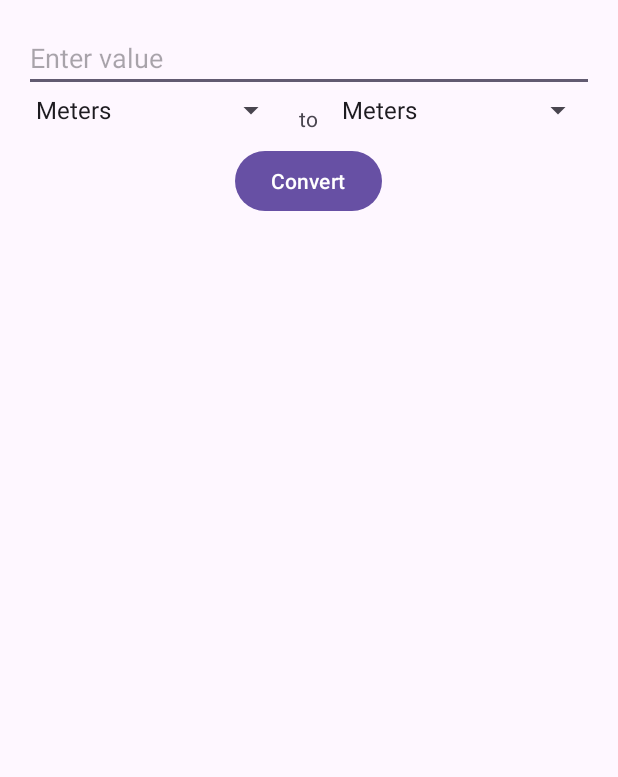
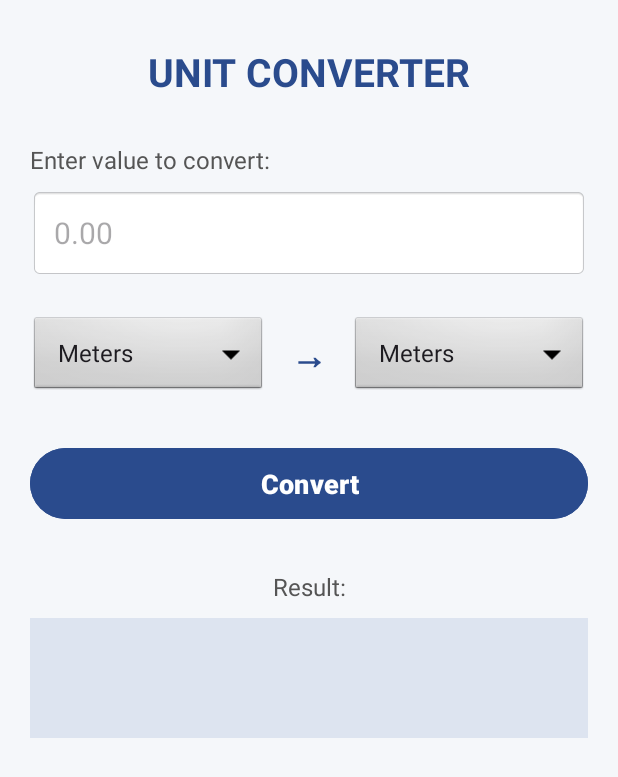
Before and after one commit to Seyigb/Kotlin-Unit-Converter-app, an Android app: the screen it shows after launch (MainActivity), on a phone screen of 412 x 824 dp. Shown: the top 777 px of the screen. Run offline under Robolectric (Android 15) with nearby library versions, the phone set to English and light mode, and no system bars.

Commit message:
Improved UI design with better colors and layout

```diff
--- a/app/src/main/res/layout/activity_main.xml
+++ b/app/src/main/res/layout/activity_main.xml
@@ -4,56 +4,116 @@
     android:layout_width="match_parent"
     android:layout_height="match_parent"
     android:orientation="vertical"
-    android:padding="16dp"
+    android:padding="20dp"
+    android:background="#F5F7FA"
     tools:context=".MainActivity">
+
+    <!-- Header -->
+    <TextView
+        android:layout_width="match_parent"
+        android:layout_height="wrap_content"
+        android:text="Unit Converter"
+        android:textColor="#2A4B8D"
+        android:textSize="26sp"
+        android:textStyle="bold"
+        android:gravity="center"
+        android:layout_marginTop="10dp"
+        android:layout_marginBottom="30dp"
+        android:textAllCaps="true" />
+
+    <!-- Input Section -->
+    <TextView
+        android:layout_width="match_parent"
+        android:layout_height="wrap_content"
+        android:text="Enter value to convert:"
+        android:textColor="#555555"
+        android:textSize="16sp"
+        android:layout_marginBottom="8dp" />
 
     <EditText
         android:id="@+id/inputValue"
         android:layout_width="match_parent"
-        android:layout_height="wrap_content"
-        android:hint="Enter value"
-        android:inputType="numberDecimal" />
+        android:layout_height="60dp"
+        android:hint="0.00"
+        android:inputType="numberDecimal"
+        android:background="@android:drawable/editbox_background_normal"
+        android:textColor="#000000"
+        android:textSize="20sp"
+        android:paddingStart="16dp"
+        android:paddingEnd="16dp"
+        android:gravity="center_vertical"
+        android:layout_marginBottom="24dp" />
 
+    <!-- Conversion Selection -->
     <LinearLayout
         android:layout_width="match_parent"
         android:layout_height="wrap_content"
-        android:orientation="horizontal">
+        android:orientation="horizontal"
+        android:gravity="center_vertical"
+        android:layout_marginBottom="30dp">
 
         <Spinner
             android:id="@+id/fromUnitSpinner"
             android:layout_width="0dp"
-            android:layout_height="wrap_content"
-            android:layout_weight="1" />
+            android:layout_height="55dp"
+            android:layout_weight="1"
+            android:background="@android:drawable/btn_dropdown"
+            android:spinnerMode="dropdown" />
 
         <TextView
             android:layout_width="wrap_content"
             android:layout_height="wrap_content"
-            android:text="to"
             android:layout_gravity="center"
-            android:layout_margin="8dp"/>
+            android:layout_marginStart="16dp"
+            android:layout_marginEnd="16dp"
+            android:text="→"
+            android:textColor="#2A4B8D"
+            android:textSize="24sp"
+            android:textStyle="bold" />
 
         <Spinner
             android:id="@+id/toUnitSpinner"
             android:layout_width="0dp"
-            android:layout_height="wrap_content"
-            android:layout_weight="1" />
+            android:layout_height="55dp"
+            android:layout_weight="1"
+            android:background="@android:drawable/btn_dropdown"
+            android:spinnerMode="dropdown" />
 
     </LinearLayout>
 
+    <!-- Convert Button -->
     <Button
         android:id="@+id/convertButton"
-        android:layout_width="wrap_content"
+        android:layout_width="match_parent"
+        android:layout_height="55dp"
+        android:text="Convert"
+        android:textAllCaps="false"
+        android:textSize="18sp"
+        android:textStyle="bold"
+        android:backgroundTint="#2A4B8D"
+        android:textColor="#FFFFFF"
+        android:layout_marginBottom="30dp" />
+
+    <!-- Result Section -->
+    <TextView
+        android:layout_width="match_parent"
         android:layout_height="wrap_content"
-        android:layout_gravity="center_horizontal"
-        android:text="Convert" />
+        android:text="Result:"
+        android:textColor="#555555"
+        android:textSize="16sp"
+        android:gravity="center"
+        android:layout_marginBottom="10dp" />
 
     <TextView
         android:id="@+id/resultView"
-        android:layout_width="wrap_content"
-        android:layout_height="wrap_content"
-        android:layout_gravity="center_horizontal"
-        android:layout_marginTop="16dp"
-        android:textSize="24sp"
-        tools:text="Result" />
+        android:layout_width="match_parent"
+        android:layout_height="80dp"
+        android:gravity="center"
+        android:textSize="32sp"
+        android:textStyle="bold"
+        android:textColor="#2A4B8D"
+        android:background="#DDE4F0"
+        android:padding="16dp"
+        tools:text="0.00" />
 
 </LinearLayout>
```
